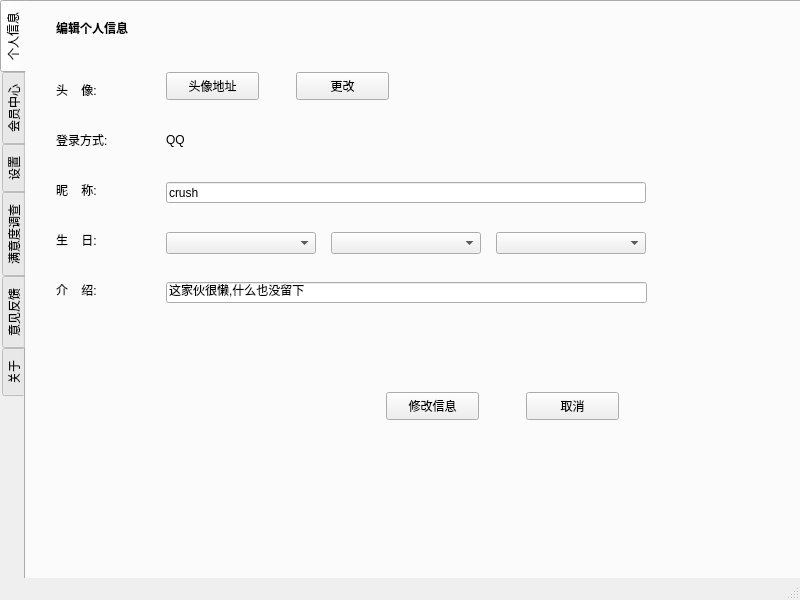
huangshangi/dict, file settingwindow.ui: the form before one commit.
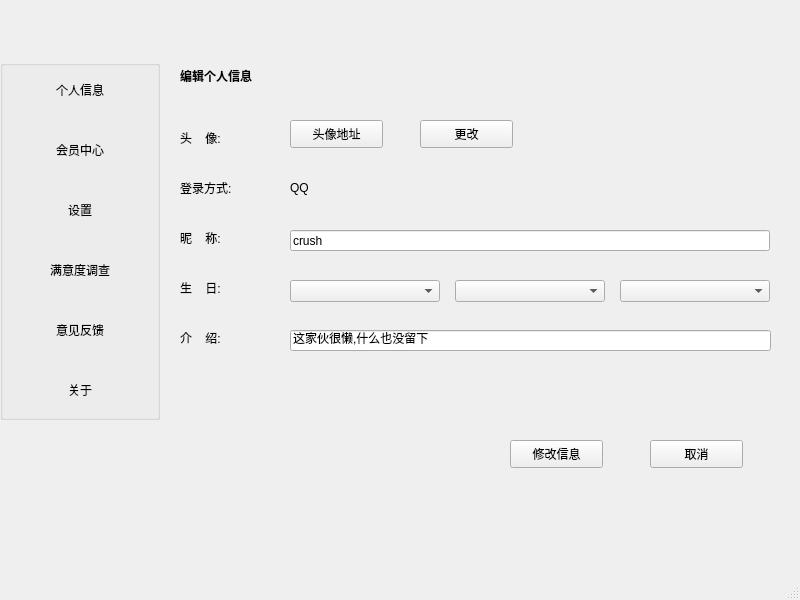
The form after the commit. The open tabs and pages were chosen to show the change. Icons and pictures are not drawn.

The edit to the form file:
```diff
--- a/settingwindow.ui
+++ b/settingwindow.ui
@@ -14,30 +14,251 @@
    <string>MainWindow</string>
   </property>
   <widget class="QWidget" name="centralwidget">
-   <widget class="QTabWidget" name="tabWidget">
+   <widget class="QGroupBox" name="groupBox">
     <property name="geometry">
      <rect>
       <x>0</x>
-      <y>0</y>
-      <width>801</width>
-      <height>581</height>
+      <y>60</y>
+      <width>160</width>
+      <height>360</height>
      </rect>
     </property>
-    <property name="tabPosition">
-     <enum>QTabWidget::West</enum>
+    <property name="title">
+     <string/>
+    </property>
+    <widget class="QPushButton" name="button_person">
+     <property name="geometry">
+      <rect>
+       <x>0</x>
+       <y>0</y>
+       <width>160</width>
+       <height>60</height>
+      </rect>
+     </property>
+     <property name="styleSheet">
+      <string notr="true">QPushButton#button_person::checked{
+    color:#f00;
+    background-color:#F1E7E6;
+    border:none;
+}
+
+QPushButton#button_person{
+    color:#000;
+    border:none;
+    }
+QPushButton#button_person::hover{
+    color:#f00;
+	
+    border:none;
+    }</string>
+     </property>
+     <property name="text">
+      <string>个人信息</string>
+     </property>
+     <property name="checkable">
+      <bool>true</bool>
+     </property>
+     <property name="checked">
+      <bool>false</bool>
+     </property>
+    </widget>
+    <widget class="QPushButton" name="button_vip">
+     <property name="geometry">
+      <rect>
+       <x>0</x>
+       <y>60</y>
+       <width>160</width>
+       <height>60</height>
+      </rect>
+     </property>
+     <property name="styleSheet">
+      <string notr="true">QPushButton#button_vip::checked{
+    color:#f00;
+    background-color:#F1E7E6;
+    border:none;
+}
+
+QPushButton#button_vip{
+    color:#000;
+    border:none;
+    }
+QPushButton#button_vip::hover{
+    color:#f00;
+	
+    border:none;
+    }</string>
+     </property>
+     <property name="text">
+      <string>会员中心</string>
+     </property>
+     <property name="checkable">
+      <bool>true</bool>
+     </property>
+    </widget>
+    <widget class="QPushButton" name="button_setting">
+     <property name="geometry">
+      <rect>
+       <x>0</x>
+       <y>120</y>
+       <width>160</width>
+       <height>60</height>
+      </rect>
+     </property>
+     <property name="styleSheet">
+      <string notr="true">QPushButton#button_setting::checked{
+    color:#f00;
+    background-color:#F1E7E6;
+    border:none;
+}
+
+QPushButton#button_setting{
+    color:#000;
+    border:none;
+    }
+QPushButton#button_setting::hover{
+    color:#f00;
+	
+    border:none;
+    }</string>
+     </property>
+     <property name="text">
+      <string>设置</string>
+     </property>
+     <property name="checkable">
+      <bool>true</bool>
+     </property>
+    </widget>
+    <widget class="QPushButton" name="button_manyi">
+     <property name="geometry">
+      <rect>
+       <x>0</x>
+       <y>180</y>
+       <width>160</width>
+       <height>60</height>
+      </rect>
+     </property>
+     <property name="styleSheet">
+      <string notr="true">QPushButton#button_manyi::checked{
+    color:#f00;
+    background-color:#F1E7E6;
+    border:none;
+}
+
+QPushButton#button_manyi{
+    color:#000;
+    border:none;
+    }
+QPushButton#button_manyi::hover{
+    color:#f00;
+	
+    border:none;
+    }</string>
+     </property>
+     <property name="text">
+      <string>满意度调查</string>
+     </property>
+     <property name="checkable">
+      <bool>true</bool>
+     </property>
+    </widget>
+    <widget class="QPushButton" name="button_feedback">
+     <property name="geometry">
+      <rect>
+       <x>0</x>
+       <y>240</y>
+       <width>160</width>
+       <height>60</height>
+      </rect>
+     </property>
+     <property name="styleSheet">
+      <string notr="true">QPushButton#button_feedback::checked{
+    color:#f00;
+    background-color:#F1E7E6;
+    border:none;
+}
+
+QPushButton#button_feedback{
+    color:#000;
+    border:none;
+    }
+QPushButton#button_feedback::hover{
+    color:#f00;
+	
+    border:none;
+    }</string>
+     </property>
+     <property name="text">
+      <string>意见反馈</string>
+     </property>
+     <property name="checkable">
+      <bool>true</bool>
+     </property>
+    </widget>
+    <widget class="QPushButton" name="button_about">
+     <property name="geometry">
+      <rect>
+       <x>0</x>
+       <y>300</y>
+       <width>160</width>
+       <height>60</height>
+      </rect>
+     </property>
+     <property name="styleSheet">
+      <string notr="true">QPushButton#button_about::checked{
+    color:#f00;
+    background-color:#F1E7E6;
+    border:none;
+}
+
+QPushButton#button_about{
+    color:#000;
+    border:none;
+    }
+QPushButton#button_about::hover{
+    color:#f00;
+	
+    border:none;
+    }</string>
+     </property>
+     <property name="text">
+      <string>关于</string>
+     </property>
+     <property name="checkable">
+      <bool>true</bool>
+     </property>
+    </widget>
+   </widget>
+   <widget class="QStackedWidget" name="stackedWidget">
+    <property name="geometry">
+     <rect>
+      <x>160</x>
+      <y>40</y>
+      <width>631</width>
+      <height>501</height>
+     </rect>
     </property>
     <property name="currentIndex">
      <number>2</number>
     </property>
-    <widget class="QWidget" name="tab_person">
-     <attribute name="title">
-      <string>个人信息</string>
-     </attribute>
-     <widget class="QPushButton" name="pushButton_5">
+    <widget class="QWidget" name="page_person">
+     <widget class="QLabel" name="label_14">
       <property name="geometry">
        <rect>
-        <x>360</x>
-        <y>390</y>
+        <x>130</x>
+        <y>140</y>
+        <width>72</width>
+        <height>15</height>
+       </rect>
+      </property>
+      <property name="text">
+       <string>QQ</string>
+      </property>
+     </widget>
+     <widget class="QPushButton" name="pushButton_7">
+      <property name="geometry">
+       <rect>
+        <x>350</x>
+        <y>400</y>
         <width>93</width>
         <height>28</height>
        </rect>
@@ -46,11 +267,34 @@
        <string>修改信息</string>
       </property>
      </widget>
+     <widget class="QPushButton" name="pushButton_8">
+      <property name="geometry">
+       <rect>
+        <x>260</x>
+        <y>80</y>
+        <width>93</width>
+        <height>28</height>
+       </rect>
+      </property>
+      <property name="text">
+       <string>更改</string>
+      </property>
+     </widget>
+     <widget class="QComboBox" name="comboBox_4">
+      <property name="geometry">
+       <rect>
+        <x>130</x>
+        <y>240</y>
+        <width>150</width>
+        <height>22</height>
+       </rect>
+      </property>
+     </widget>
      <widget class="QLabel" name="label_8">
       <property name="geometry">
        <rect>
-        <x>30</x>
-        <y>230</y>
+        <x>20</x>
+        <y>240</y>
         <width>72</width>
         <height>15</height>
        </rect>
@@ -62,8 +306,8 @@
      <widget class="QLabel" name="label_9">
       <property name="geometry">
        <rect>
-        <x>30</x>
-        <y>280</y>
+        <x>20</x>
+        <y>290</y>
         <width>72</width>
         <height>15</height>
        </rect>
@@ -72,11 +316,57 @@
        <string>介    绍:</string>
       </property>
      </widget>
+     <widget class="QLabel" name="label_13">
+      <property name="geometry">
+       <rect>
+        <x>20</x>
+        <y>140</y>
+        <width>72</width>
+        <height>15</height>
+       </rect>
+      </property>
+      <property name="text">
+       <string>登录方式:</string>
+      </property>
+     </widget>
+     <widget class="QComboBox" name="comboBox_6">
+      <property name="geometry">
+       <rect>
+        <x>295</x>
+        <y>240</y>
+        <width>150</width>
+        <height>22</height>
+       </rect>
+      </property>
+     </widget>
+     <widget class="QComboBox" name="comboBox_5">
+      <property name="geometry">
+       <rect>
+        <x>460</x>
+        <y>240</y>
+        <width>150</width>
+        <height>22</height>
+       </rect>
+      </property>
+     </widget>
+     <widget class="QLabel" name="label_10">
+      <property name="geometry">
+       <rect>
+        <x>20</x>
+        <y>190</y>
+        <width>72</width>
+        <height>15</height>
+       </rect>
+      </property>
+      <property name="text">
+       <string>昵    称:</string>
+      </property>
+     </widget>
      <widget class="QLineEdit" name="lineEdit_3">
       <property name="geometry">
        <rect>
-        <x>140</x>
-        <y>280</y>
+        <x>130</x>
+        <y>290</y>
         <width>481</width>
         <height>21</height>
        </rect>
@@ -85,24 +375,11 @@
        <string>这家伙很懒,什么也没留下</string>
       </property>
      </widget>
-     <widget class="QLabel" name="label_10">
-      <property name="geometry">
-       <rect>
-        <x>30</x>
-        <y>180</y>
-        <width>72</width>
-        <height>15</height>
-       </rect>
-      </property>
-      <property name="text">
-       <string>昵    称:</string>
-      </property>
-     </widget>
      <widget class="QLabel" name="label_11">
       <property name="geometry">
        <rect>
-        <x>30</x>
-        <y>80</y>
+        <x>20</x>
+        <y>90</y>
         <width>72</width>
         <height>15</height>
        </rect>
@@ -111,80 +388,11 @@
        <string>头    像:</string>
       </property>
      </widget>
-     <widget class="QPushButton" name="pushButton_6">
-      <property name="geometry">
-       <rect>
-        <x>140</x>
-        <y>70</y>
-        <width>93</width>
-        <height>28</height>
-       </rect>
-      </property>
-      <property name="text">
-       <string>头像地址</string>
-      </property>
-     </widget>
-     <widget class="QPushButton" name="pushButton_7">
-      <property name="geometry">
-       <rect>
-        <x>500</x>
-        <y>390</y>
-        <width>93</width>
-        <height>28</height>
-       </rect>
-      </property>
-      <property name="text">
-       <string>取消</string>
-      </property>
-     </widget>
-     <widget class="QPushButton" name="pushButton_8">
-      <property name="geometry">
-       <rect>
-        <x>270</x>
-        <y>70</y>
-        <width>93</width>
-        <height>28</height>
-       </rect>
-      </property>
-      <property name="text">
-       <string>更改</string>
-      </property>
-     </widget>
-     <widget class="QComboBox" name="comboBox_4">
-      <property name="geometry">
-       <rect>
-        <x>140</x>
-        <y>230</y>
-        <width>150</width>
-        <height>22</height>
-       </rect>
-      </property>
-     </widget>
-     <widget class="QComboBox" name="comboBox_5">
-      <property name="geometry">
-       <rect>
-        <x>470</x>
-        <y>230</y>
-        <width>150</width>
-        <height>22</height>
-       </rect>
-      </property>
-     </widget>
-     <widget class="QComboBox" name="comboBox_6">
-      <property name="geometry">
-       <rect>
-        <x>305</x>
-        <y>230</y>
-        <width>150</width>
-        <height>22</height>
-       </rect>
-      </property>
-     </widget>
      <widget class="QLabel" name="label_12">
       <property name="geometry">
        <rect>
-        <x>30</x>
-        <y>10</y>
+        <x>20</x>
+        <y>20</y>
         <width>101</width>
         <height>31</height>
        </rect>
@@ -202,8 +410,8 @@
      <widget class="QLineEdit" name="lineEdit_4">
       <property name="geometry">
        <rect>
-        <x>140</x>
-        <y>180</y>
+        <x>130</x>
+        <y>190</y>
         <width>480</width>
         <height>21</height>
        </rect>
@@ -212,42 +420,35 @@
        <string>crush</string>
       </property>
      </widget>
-     <widget class="QLabel" name="label_13">
+     <widget class="QPushButton" name="pushButton_9">
       <property name="geometry">
        <rect>
-        <x>30</x>
-        <y>130</y>
-        <width>72</width>
-        <height>15</height>
+        <x>130</x>
+        <y>80</y>
+        <width>93</width>
+        <height>28</height>
        </rect>
       </property>
       <property name="text">
-       <string>登录方式:</string>
+       <string>头像地址</string>
       </property>
      </widget>
-     <widget class="QLabel" name="label_14">
+     <widget class="QPushButton" name="pushButton_10">
       <property name="geometry">
        <rect>
-        <x>140</x>
-        <y>130</y>
-        <width>72</width>
-        <height>15</height>
+        <x>490</x>
+        <y>400</y>
+        <width>93</width>
+        <height>28</height>
        </rect>
       </property>
       <property name="text">
-       <string>QQ</string>
+       <string>取消</string>
       </property>
      </widget>
     </widget>
-    <widget class="QWidget" name="tab_center">
-     <attribute name="title">
-      <string>会员中心</string>
-     </attribute>
-    </widget>
-    <widget class="QWidget" name="tab_setting">
-     <attribute name="title">
-      <string>设置</string>
-     </attribute>
+    <widget class="QWidget" name="page_vip"/>
+    <widget class="QWidget" name="page_setting">
      <widget class="QTabWidget" name="tabWidget_2">
       <property name="geometry">
        <rect>
@@ -690,21 +891,50 @@
       </widget>
      </widget>
     </widget>
-    <widget class="QWidget" name="tab_satisfied">
-     <attribute name="title">
-      <string>满意度调查</string>
-     </attribute>
-    </widget>
-    <widget class="QWidget" name="tab_feddback">
-     <attribute name="title">
-      <string>意见反馈</string>
-     </attribute>
-    </widget>
-    <widget class="QWidget" name="tab_about">
-     <attribute name="title">
-      <string>关于</string>
-     </attribute>
-    </widget>
+    <widget class="QWidget" name="page_manyi"/>
+    <widget class="QWidget" name="page_feedback"/>
+    <widget class="QWidget" name="page_about"/>
+   </widget>
+   <widget class="QPushButton" name="button_close">
+    <property name="geometry">
+     <rect>
+      <x>770</x>
+      <y>10</y>
+      <width>20</width>
+      <height>20</height>
+     </rect>
+    </property>
+    <property name="minimumSize">
+     <size>
+      <width>20</width>
+      <height>20</height>
+     </size>
+    </property>
+    <property name="maximumSize">
+     <size>
+      <width>20</width>
+      <height>20</height>
+     </size>
+    </property>
+    <property name="toolTip">
+     <string>关闭</string>
+    </property>
+    <property name="styleSheet">
+     <string notr="true">#button_close{
+	
+	border-image: url(:/images/close.png);
+	border:none;
+}
+
+#button_close::hover{
+	
+	border-image: url(:/images/close-hover.png);
+	border:none;
+}</string>
+    </property>
+    <property name="text">
+     <string/>
+    </property>
    </widget>
   </widget>
   <widget class="QMenuBar" name="menubar">
```
Left out of the diff: 24 changed lines with no effect on the pictures.
